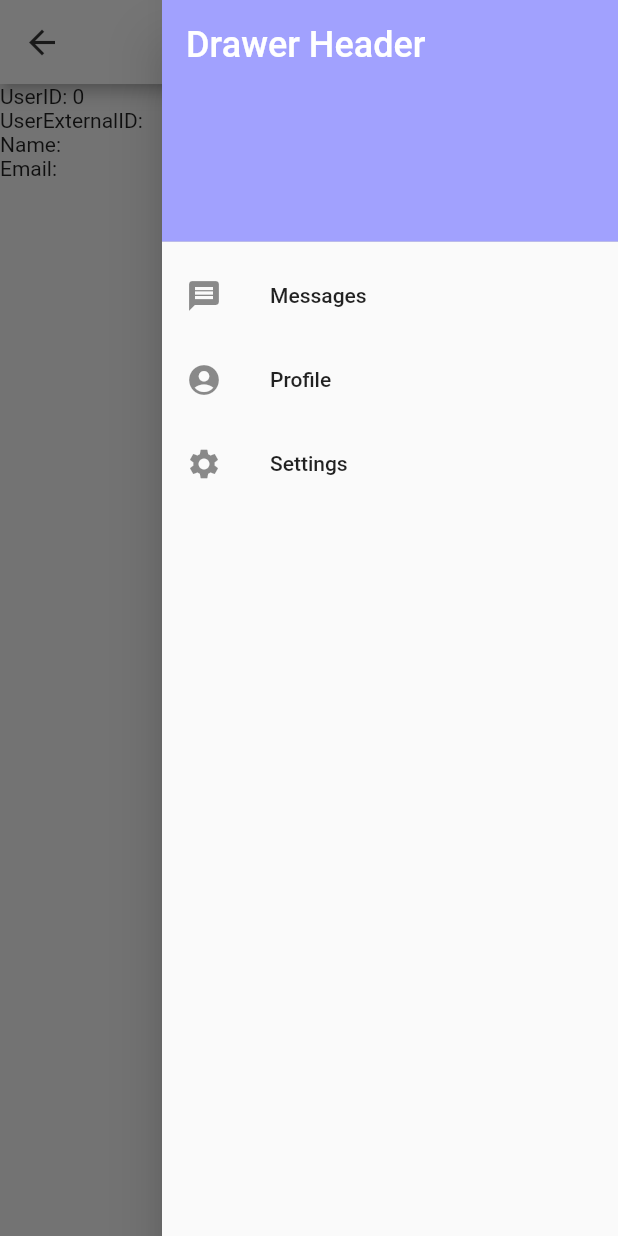
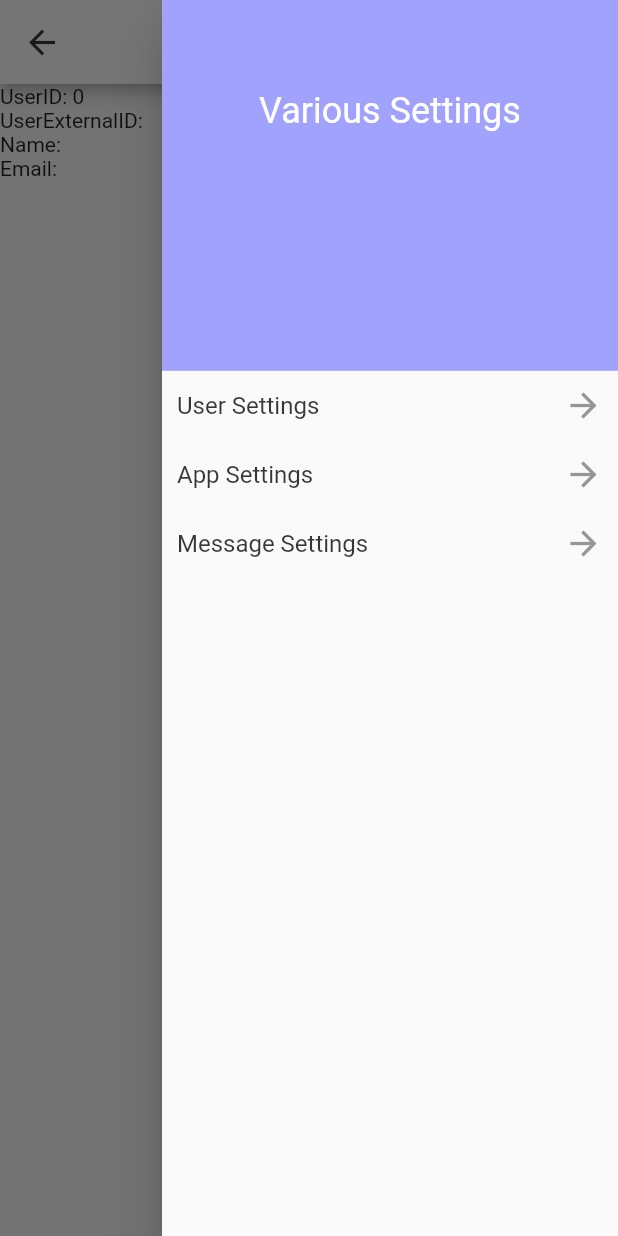
Before and after one commit to Poul-george/flutter_matching_app, a Flutter app: the AccountScreen screen opened directly, with the side drawer open, on a phone screen of 412 x 824 dp. Run offline on Flutter 3.47's test engine with Material 2 defaults, Android fonts, the phone set to English and light mode, and no system bars; our stand-ins replace firebase_core, google_sign_in, shared_preferences, yaml; missing offline and left inert: flutter_config; accounts and stored records are empty.

Commit message:
drawerのデザイン変更&仕様変更

```diff
--- a/lib/component/drawer/user_info_drawer.dart
+++ b/lib/component/drawer/user_info_drawer.dart
@@ -1,34 +1,61 @@
 import 'package:flutter/material.dart';
 import 'package:flutter_matching_app/theme/color.dart';
 
-Widget userInfoDrawer() {
+Widget userInfoDrawer(BuildContext context) {
+  //仮
+  const List<String> items = [
+    'User Settings',
+    'App Settings',
+    'Message Settings'
+  ];
+
   return Drawer(
     child: ListView(
       padding: EdgeInsets.zero,
-      children: const <Widget>[
-        DrawerHeader(
-          decoration: BoxDecoration(
+      children: <Widget>[
+        Container(
           color: mainColor,
-          ),
+          height: MediaQuery.of(context).size.height * 0.3,
+          child: Column(children: const [
+            Padding(
+              padding: EdgeInsets.only(top: 60.0),
               child: Text(
-            'Drawer Header',
+                'Various Settings',
                 style: TextStyle(
                   color: white,
                   fontSize: 24,
                 ),
               ),
             ),
-        ListTile(
-          leading: Icon(Icons.message),
-          title: Text('Messages'),
+          ]),
         ),
-        ListTile(
-          leading: Icon(Icons.account_circle),
-          title: Text('Profile'),
+        SizedBox(
+          height: MediaQuery.of(context).size.height * 0.7,
+          child: ListView.builder(
+            itemCount: items.length,
+            itemBuilder: (context, index) {
+              // print("items: $index $items");
+              return Container(
+                margin:
+                    const EdgeInsets.symmetric(horizontal: 10, vertical: 10),
+                child: Row(
+                  mainAxisAlignment: MainAxisAlignment.spaceBetween,
+                  children: [
+                    Text(
+                      items[index],
+                      style: const TextStyle(
+                        color: black,
+                        fontSize: 16,
                       ),
-        ListTile(
-          leading: Icon(Icons.settings),
-          title: Text('Settings'),
+                      textAlign: TextAlign.left,
+                    ),
+                    const Icon(Icons.arrow_forward,
+                        size: 26, color: Color.fromRGBO(150, 150, 150, 1)),
+                  ],
+                ),
+              );
+            },
+          ),
         ),
       ],
     ),
--- a/lib/theme/color.dart
+++ b/lib/theme/color.dart
@@ -13,6 +13,9 @@ const colorTheme = <int, Color>{
   900: Color.fromRGBO(129, 129, 255, 1),
 };
 
+// text color
 const mainColor = Color.fromARGB(187, 129, 129, 255);
 const white = Color.fromARGB(255, 255, 255, 255);
+const black = Color.fromARGB(200, 0, 0, 0);
+// icon color
 const iconBlack = Color.fromARGB(200, 0, 0, 0);
--- a/lib/view/account/account.dart
+++ b/lib/view/account/account.dart
@@ -60,7 +60,7 @@ class _UsersScreenState extends State<AccountScreen> {
     }
 
     return Scaffold(
-      endDrawer: userInfoDrawer(),
+      endDrawer: userInfoDrawer(context),
       appBar: AppBar(
         centerTitle: false,
         title: Text(
```
Lines whose indentation alone changed are shown as unchanged.
